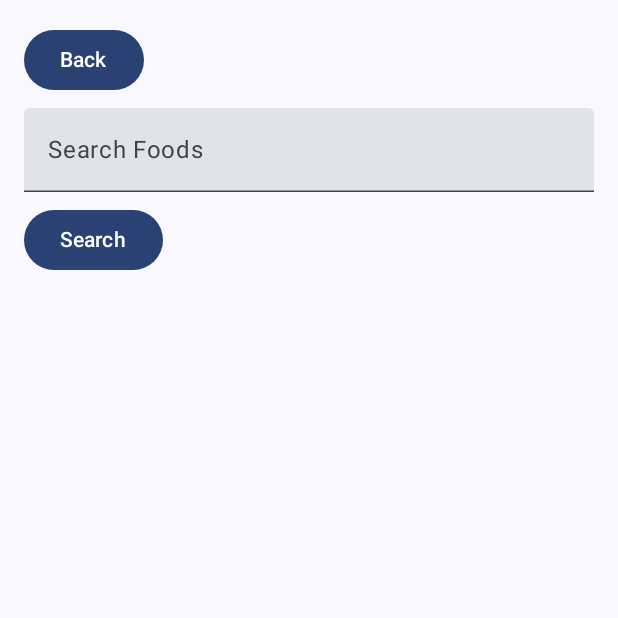
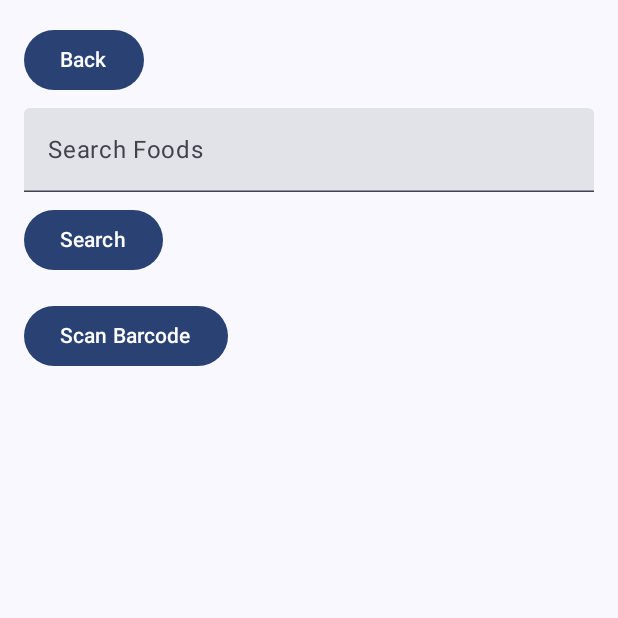
Before and after one commit to AlaaGhalib/MacroBuddy, an Android app built with Jetpack Compose: the SearchScreen screen opened through its navigation route, on a phone screen of 412 x 824 dp, the top half of it. Run offline under Robolectric (Android 15) with nearby library versions, the phone set to English and light mode, and no system bars; our stand-ins replace livedata-compose.

Commit message:
barcodescanner
Added a barcode scanner, some bugs to work out

```diff
--- a/app/src/main/java/com/example/myapplication/MainActivity.kt
+++ b/app/src/main/java/com/example/myapplication/MainActivity.kt
@@ -20,6 +20,7 @@ import com.example.myapplication.ui.FoodDetailViewModel
 import com.example.myapplication.ui.HomeViewModel
 import com.example.myapplication.ui.ProfileViewModel
 import com.example.myapplication.ui.SearchViewModel
+import com.example.myapplication.ui.screens.BarcodeScannerScreen
 import com.example.myapplication.ui.screens.FoodDetailScreen
 import com.example.myapplication.ui.screens.HomeScreen
 import com.example.myapplication.ui.screens.ProfileScreen
@@ -65,7 +66,6 @@ class MainActivity : ComponentActivity() {
 
                         // Destination 2: "search"
                         composable("search") {
-                            // Obtain SearchViewModel via viewModel()
                             val searchViewModel: SearchViewModel = viewModel()
 
                             SearchScreen(
@@ -73,9 +73,11 @@ class MainActivity : ComponentActivity() {
                                 viewModel = searchViewModel,
                                 onFoodSelected = { foodName ->
                                     navController.navigate("foodDetail/$foodName")
-                                }
+                                },
+                                navController = navController // Pass the NavController here
                             )
                         }
+
 
                         // Destination 3: "foodDetail/{foodName}"
                         composable(
@@ -108,6 +110,14 @@ class MainActivity : ComponentActivity() {
                                 onBackClick = { navController.popBackStack() }
                             )
                         }
+                        composable("barcodeScanner") {
+                            BarcodeScannerScreen(
+                                onBarcodeDetected = { barcode ->
+                                    navController.navigate("foodDetail/$barcode")
+                                }
+                            )
+                        }
+
                     }
                 }
             }
--- a/app/src/main/java/com/example/myapplication/network/NutritionixApi.kt
+++ b/app/src/main/java/com/example/myapplication/network/NutritionixApi.kt
@@ -36,4 +36,19 @@ interface NutritionixApi {
         @Header("x-app-key") apiKey: String,
         @Body request: NaturalNutrientsRequest
     ): NaturalNutrientsResponse
+
+    @GET("v1_1/item")
+    suspend fun getProductByBarcode(
+        @Query("upc") upc: String,
+        @Query("appId") appId: String,
+        @Query("appKey") apiKey: String
+    ): NaturalNutrientsResponse
+
+    @GET("v1_1/item")
+    suspend fun searchFoodsByBarcode(
+        @Query("upc") barcode: String,
+        @Query("appId") appId: String,
+        @Query("appKey") apiKey: String
+    ): NaturalNutrientsResponse
+
 }
--- a/app/src/main/java/com/example/myapplication/ui/screens/SearchScreen.kt
+++ b/app/src/main/java/com/example/myapplication/ui/screens/SearchScreen.kt
@@ -11,14 +11,15 @@ import androidx.compose.runtime.*
 import androidx.compose.ui.Modifier
 import androidx.compose.ui.graphics.Color
 import androidx.compose.ui.unit.dp
+import androidx.navigation.NavController
 import com.example.myapplication.network.FoodItem
 import com.example.myapplication.ui.SearchViewModel
-
 @Composable
 fun SearchScreen(
     onBackClick: () -> Unit,
     onFoodSelected: (String) -> Unit, // callback to navigate to detail
-    viewModel: SearchViewModel
+    viewModel: SearchViewModel,
+    navController: NavController // Pass NavController here
 ) {
     var query by remember { mutableStateOf("") }
     val results by viewModel.searchResults.collectAsState()
@@ -50,6 +51,12 @@ fun SearchScreen(
             Text("Search")
         }
 
+        Spacer(modifier = Modifier.height(16.dp))
+
+        Button(onClick = { navController.navigate("barcodeScanner") }) {
+            Text("Scan Barcode")
+        }
+
         // Show error if any
         if (errorMessage.isNotEmpty()) {
             Text(text = "Error: $errorMessage", color = Color.Red)
```
Also changed, not shown: app/build.gradle.kts (+21 -0 lines), app/src/main/AndroidManifest.xml (+10 -0 lines), app/src/main/java/com/example/myapplication/data/NutritionRepository.kt (+16 -0 lines), app/src/main/java/com/example/myapplication/ui/FoodDetailViewModel.kt (+19 -2 lines), app/src/main/java/com/example/myapplication/ui/screens/BarcodeScannerScreen.kt (added, +120 -0 lines).
